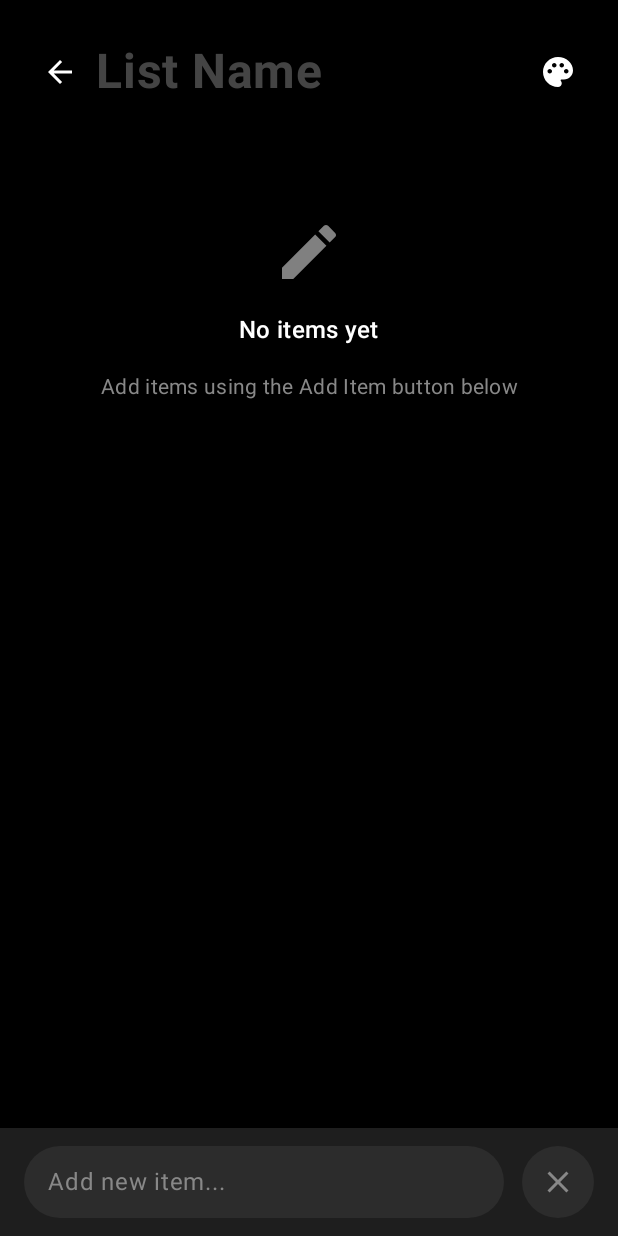
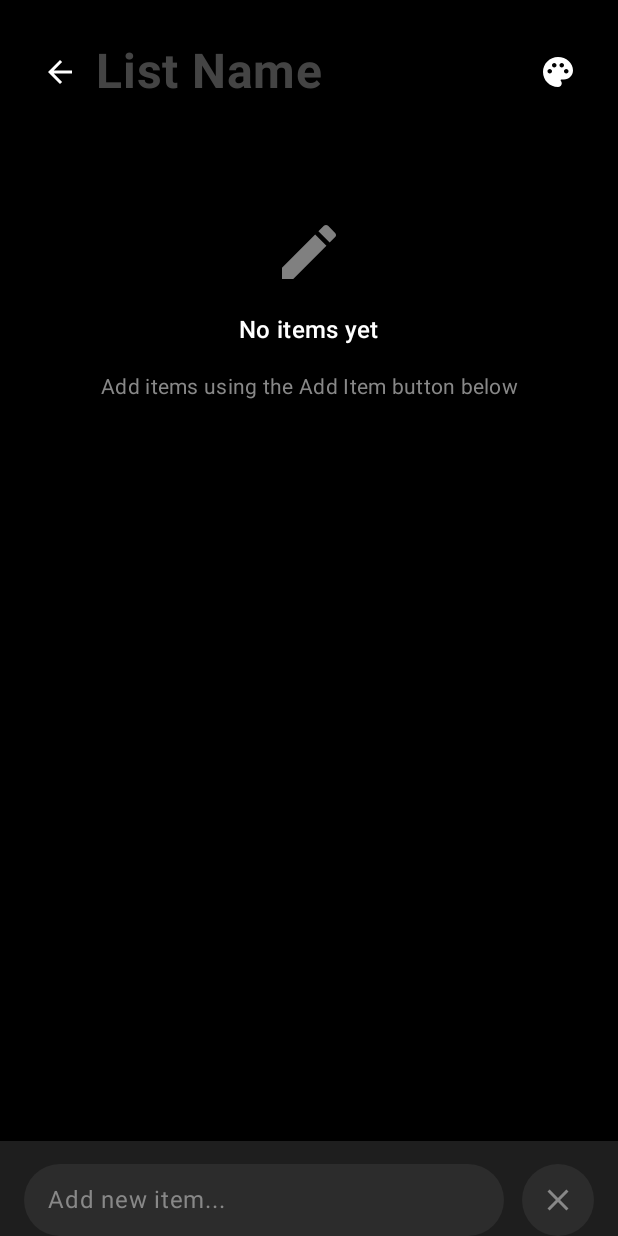
Before and after one commit to teja2495/choosr, an Android app built with Jetpack Compose: the EditListScreen screen opened through its navigation route, after a tap on "Add Item", on a phone screen of 412 x 824 dp. Run offline under Robolectric (Android 15) with nearby library versions, the phone set to English and light mode, and no system bars.

Commit message:
feat: ui fixes

```diff
--- a/app/src/main/java/com/tk/choosr/ui/edit/EditListScreen.kt
+++ b/app/src/main/java/com/tk/choosr/ui/edit/EditListScreen.kt
@@ -269,7 +269,7 @@ fun EditListScreen(
                         modifier = Modifier
                             .fillMaxWidth()
                             .imePadding()
-                            .padding(horizontal = 16.dp, vertical = 12.dp),
+                            .padding(start = 16.dp, top = 15.dp, end = 16.dp, bottom = 0.dp),
                         verticalAlignment = Alignment.CenterVertically,
                         horizontalArrangement = Arrangement.spacedBy(12.dp)
                     ) {
```
